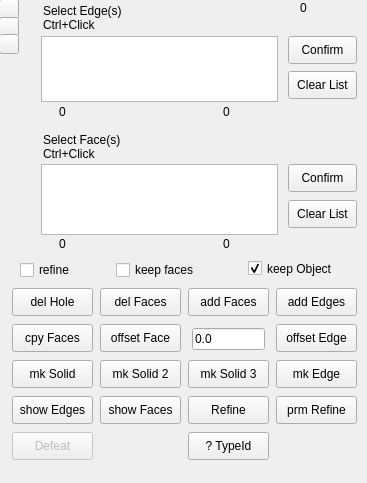
Old version of the form DefeaturingTools.ui in the repository easyw/Defeaturing_WB.
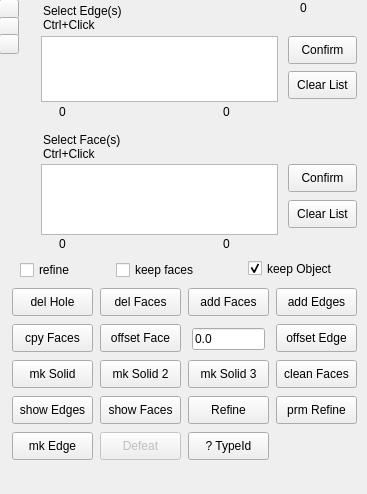
New version of the form. Icons and pictures are not drawn.

Commit message: experiment with face cleaning

Diff of the .ui file:
```diff
--- a/DefeaturingTools.ui
+++ b/DefeaturingTools.ui
@@ -7,7 +7,7 @@
     <x>0</x>
     <y>0</y>
     <width>367</width>
-    <height>483</height>
+    <height>494</height>
    </rect>
   </property>
   <property name="windowIcon">
@@ -568,8 +568,8 @@
    <widget class="QPushButton" name="PB_makeEdge">
     <property name="geometry">
      <rect>
-      <x>276</x>
-      <y>360</y>
+      <x>12</x>
+      <y>432</y>
       <width>81</width>
       <height>28</height>
      </rect>
@@ -604,7 +604,7 @@
     </property>
     <property name="geometry">
      <rect>
-      <x>12</x>
+      <x>100</x>
       <y>432</y>
       <width>81</width>
       <height>28</height>
@@ -617,6 +617,23 @@
      <string notr="true">Defeat</string>
     </property>
    </widget>
+   <widget class="QPushButton" name="PB_CleaningFaces">
+    <property name="geometry">
+     <rect>
+      <x>276</x>
+      <y>360</y>
+      <width>81</width>
+      <height>28</height>
+     </rect>
+    </property>
+    <property name="toolTip">
+     <string notr="true">clean Face(s) removing
+holes and merging Outwire</string>
+    </property>
+    <property name="text">
+     <string notr="true">clean Faces</string>
+    </property>
+   </widget>
   </widget>
  </widget>
  <resources/>
```
The commit also changes 2 other files.
